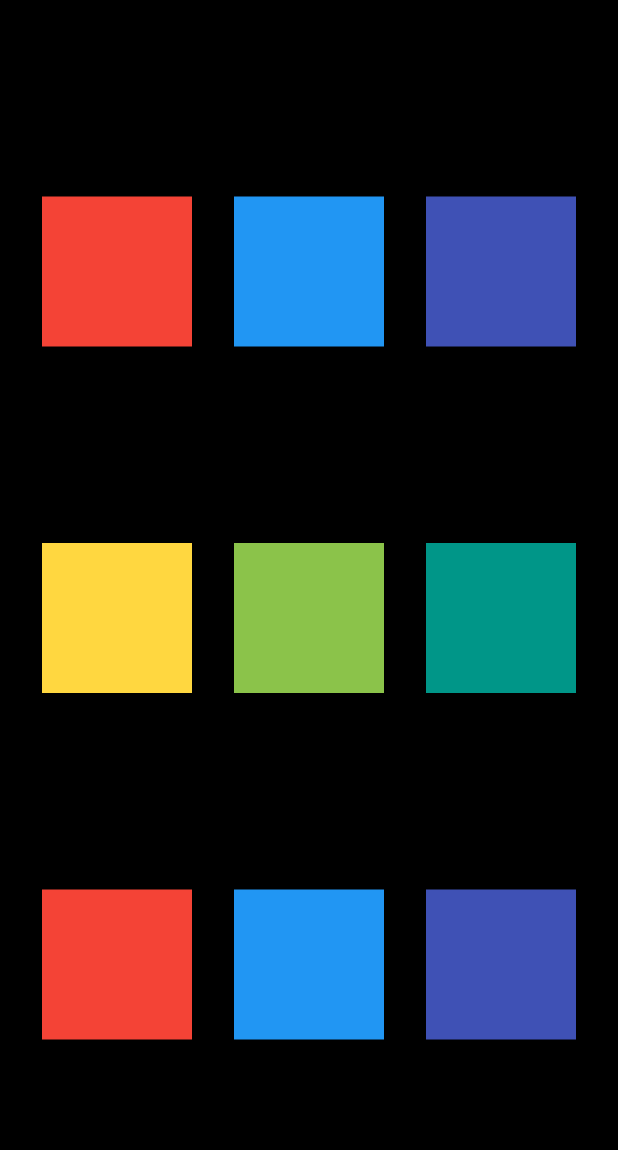
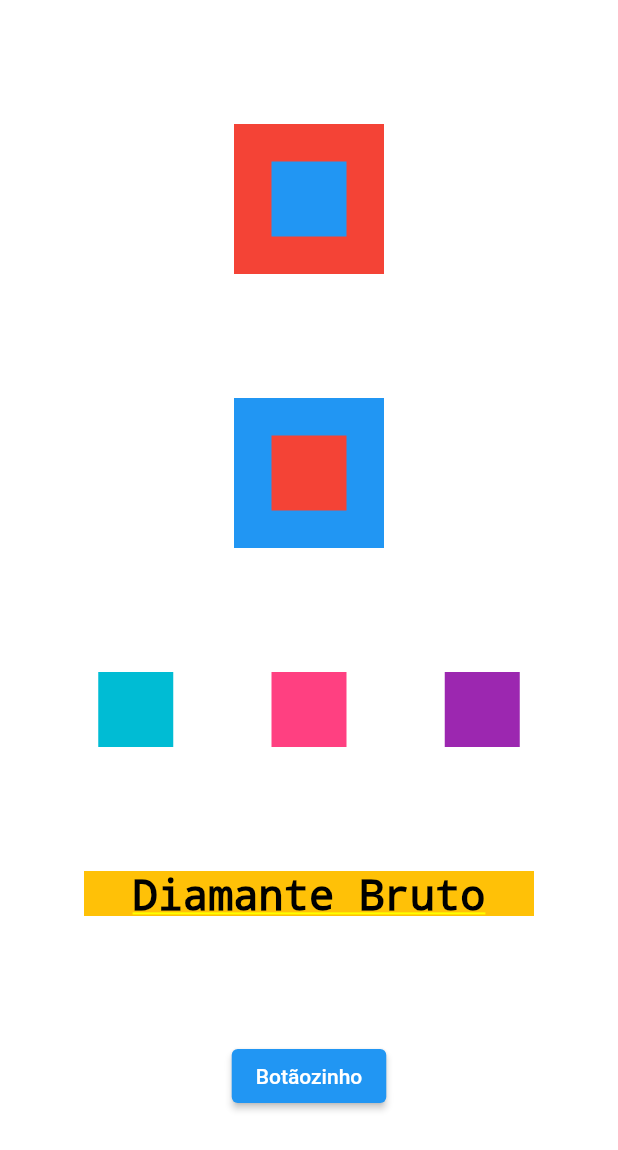
Before and after one commit to gabtonete/meu_app, a Flutter app: the screen it shows after launch, on a phone screen of 412 x 824 dp. Shown: the top 1150 px of the screen. Run offline on Flutter 3.47's test engine with Material 2 defaults, Android fonts, the phone set to English and light mode, and no system bars.

Commit message:
estrutura tela flutter

```diff
--- a/lib/main.dart
+++ b/lib/main.dart
@@ -15,12 +15,13 @@ class MyApp extends StatelessWidget {
         primarySwatch: Colors.blue,
       ),
       home: Container(
-        color: Colors.black,
+        color: Colors.white,
         child: Column(
           mainAxisAlignment: MainAxisAlignment.spaceEvenly,
+          crossAxisAlignment: CrossAxisAlignment.center,
           children: [
-            Row(
-              mainAxisAlignment: MainAxisAlignment.spaceEvenly,
+            Stack(
+              alignment: AlignmentDirectional.center,
               children: [
                 Container(
                   color: Colors.red,
@@ -29,74 +30,65 @@ class MyApp extends StatelessWidget {
                 ),
                 Container(
                   color: Colors.blue,
-                  width: 100,
-                  height: 100,
-                ),
-                Container(
-                  color: Colors.indigo,
-                  width: 100,
-                  height: 100,
+                  width: 50,
+                  height: 50,
                 ),
               ],
             ),
-            Row(
-              mainAxisAlignment: MainAxisAlignment.spaceEvenly,
+            Stack(
+              alignment: AlignmentDirectional.center,
               children: [
-                Container(
-                  color: Colors.amberAccent,
-                  width: 100,
-                  height: 100,
-                ),
-                Container(
-                  color: Colors.lightGreen,
-                  width: 100,
-                  height: 100,
-                ),
-                Container(
-                  color: Colors.teal,
-                  width: 100,
-                  height: 100,
-                ),
-              ],
-            ),
-            Row(
-              mainAxisAlignment: MainAxisAlignment.spaceEvenly,
-              children: [
-                Container(
-                  color: Colors.red,
-                  width: 100,
-                  height: 100,
-                ),
                 Container(
                   color: Colors.blue,
                   width: 100,
                   height: 100,
                 ),
                 Container(
-                  color: Colors.indigo,
-                  width: 100,
-                  height: 100,
+                  color: Colors.red,
+                  width: 50,
+                  height: 50,
                 ),
               ],
             ),
-            // Container(
-            //   color: Colors.amber,
-            //   height: 30,
-            //   width: 300,
-            //   child: const Text(
-            //     'Teste',
-            //     style: TextStyle(
-            //       color: Colors.black,
-            //       fontSize: 28,
-            //     ),
-            //     textAlign: TextAlign.center,
-            //   ),
-            // ),
-            // ElevatedButton(
-            //     onPressed: () {
-            //       print('Você apertou o botão');
-            //     },
-            //     child: Text('Teste'))
+            Row(
+              mainAxisAlignment: MainAxisAlignment.spaceEvenly,
+              crossAxisAlignment: CrossAxisAlignment.center,
+              children: [
+                Container(
+                  color: Colors.cyan,
+                  height: 50,
+                  width: 50,
+                ),
+                Container(
+                  color: Colors.pinkAccent,
+                  height: 50,
+                  width: 50,
+                ),
+                Container(
+                  color: Colors.purple,
+                  height: 50,
+                  width: 50,
+                )
+              ],
+            ),
+            Container(
+              color: Colors.amber,
+              height: 30,
+              width: 300,
+              child: const Text(
+                'Diamante Bruto',
+                style: TextStyle(
+                  color: Colors.black,
+                  fontSize: 28,
+                ),
+                textAlign: TextAlign.center,
+              ),
+            ),
+            ElevatedButton(
+                onPressed: () {
+                  print('Você apertou o botão');
+                },
+                child: Text('Botãozinho'))
           ],
         ),
       ),
```
